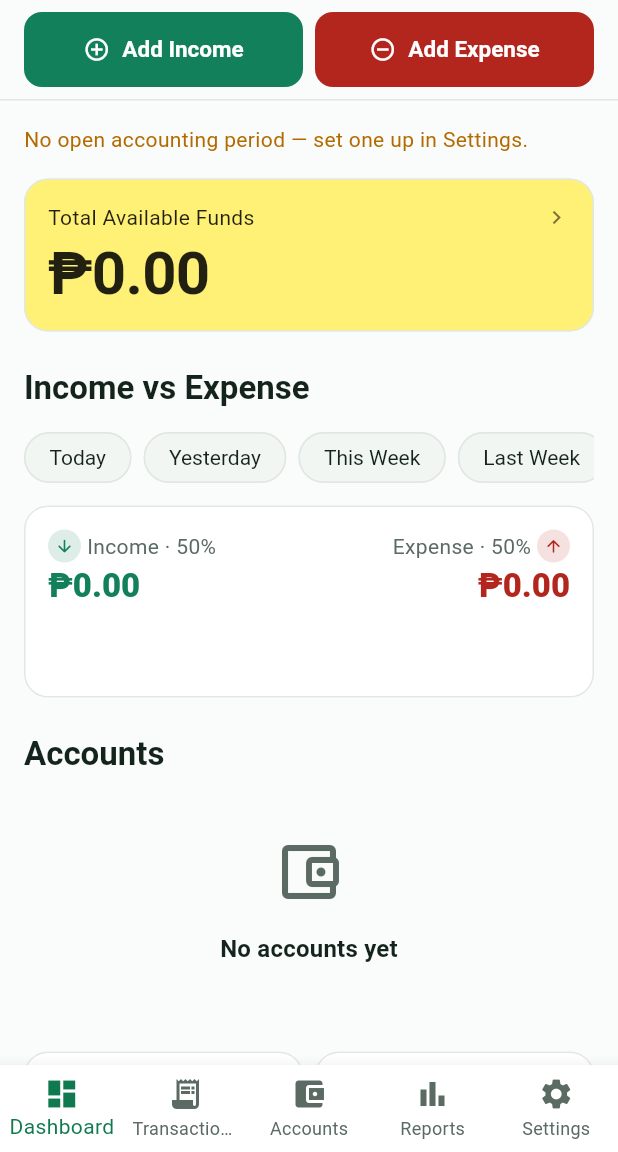
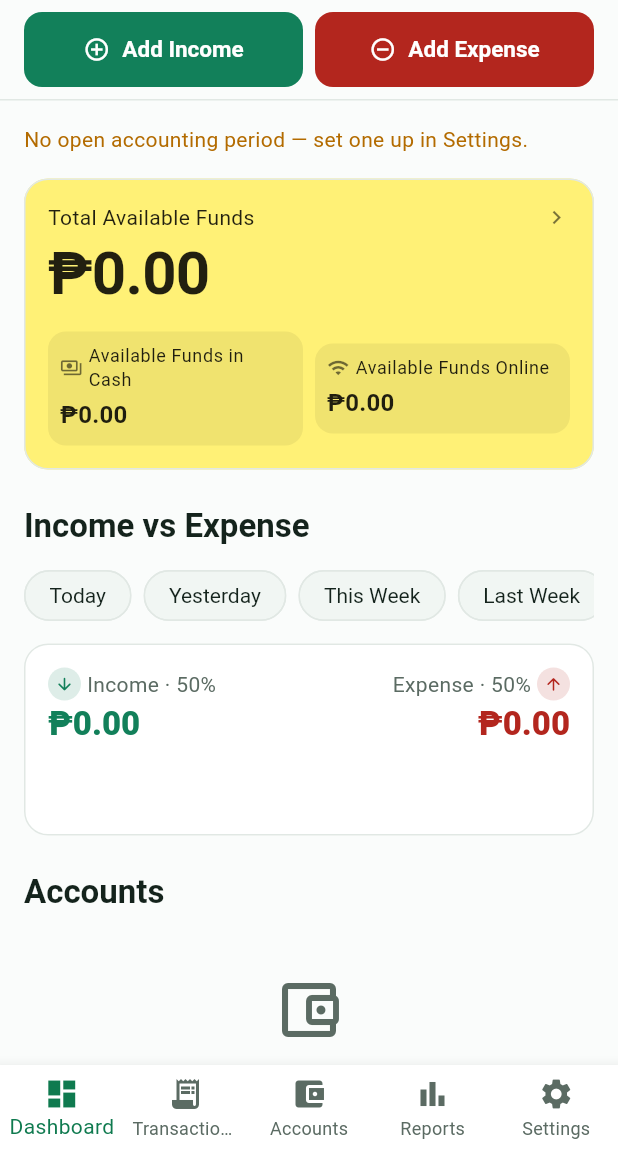
Before and after one commit to Eph0714/MiarhPen, a Flutter app: the DashboardScreen screen opened by its route, on a phone screen of 412 x 824 dp, the part 84-1236 px from its top. Run offline on Flutter 3.47's test engine with Material 3 defaults, Android fonts, the phone set to English and light mode, and no system bars; our stand-ins replace csv, file_picker, flutter_local_notifications, flutter_riverpod, flutter_secure_storage, flutter_timezone and 9 more; missing offline and left inert: bcrypt, excel, mysql1; accounts and stored records are empty; network calls fail.

Commit message:
Solid account colors, full text, and a Cash/Online funds split
Accounts buttons: switched from a subtle color wash to each
account's color as a solid fill (icon avatar, name, and balance all
in white on top), and dropped the maxLines/ellipsis truncation on
both the name and balance so every account reads in full. Since a
fixed-aspect-ratio GridView can't safely fit arbitrary-length
wrapped text, the Accounts section is now laid out with a
self-sizing Wrap instead -- each tile's height follows its own
content.

Total Available Funds: now sums every active account of every type
(previously excluded credit/debit cards) -- the grand total across
all accounts, per explicit request. Two new buttons sit inside that
same card: "Available Funds in Cash" (cash-type accounts only) and
"Available Funds Online" (everything else -- bank, GCash, Maya,
PayPal, other e-wallets/online payment methods, and debit/credit
cards), which always add back up to the grand total. Tapping Cash
opens the Accounts list filtered to cash; tapping Online opens the
full Accounts list (it spans several account types).

Co-Authored-By: Claude Sonnet 5 <noreply@anthropic.com>

```diff
--- a/lib/core/routing/app_router.dart
+++ b/lib/core/routing/app_router.dart
@@ -479,6 +479,8 @@ final appRouterProvider = Provider<GoRouter>((ref) {
                       context.push('/recurring-payments'),
                   onTotalAvailableFundsTap: () =>
                       context.push('/reports/account'),
+                  onCashFundsTap: () => context.go('/accounts?type=cash'),
+                  onOnlineFundsTap: () => context.go('/accounts'),
                   onAccountStatementTap: (accountId) =>
                       context.push('/accounts/$accountId/statement'),
                 ),
--- a/lib/features/dashboard/presentation/screens/dashboard_screen.dart
+++ b/lib/features/dashboard/presentation/screens/dashboard_screen.dart
@@ -38,6 +38,8 @@ class DashboardScreen extends ConsumerStatefulWidget {
     required this.onViewAccounts,
     required this.onRecurringPayments,
     required this.onTotalAvailableFundsTap,
+    required this.onCashFundsTap,
+    required this.onOnlineFundsTap,
     required this.onAccountStatementTap,
   });
 
@@ -50,8 +52,12 @@ class DashboardScreen extends ConsumerStatefulWidget {
   final VoidCallback onRecurringPayments;
 
   /// Total Available Funds opens the Account Report (the per-account
-  /// breakdown that adds up to that total).
+  /// breakdown that adds up to that total). The Cash / Online split
+  /// buttons inside that card open the Accounts list pre-filtered (Cash)
+  /// or unfiltered (Online spans several account types).
   final VoidCallback onTotalAvailableFundsTap;
+  final VoidCallback onCashFundsTap;
+  final VoidCallback onOnlineFundsTap;
 
   /// Tapping any account button in the "Accounts" section below opens
   /// that account's statement (running-balance ledger + summary).
@@ -162,18 +168,22 @@ class _DashboardScreenState extends ConsumerState<DashboardScreen> {
                       ),
                       const SizedBox(height: AppSpacing.md),
                       AppCard(
-                        onTap: widget.onTotalAvailableFundsTap,
                         color: const Color(0xFFFFF176),
                         child: Column(
                           crossAxisAlignment: CrossAxisAlignment.start,
                           mainAxisSize: MainAxisSize.min,
                           children: [
-                            Row(
-                              mainAxisAlignment: MainAxisAlignment.spaceBetween,
+                            InkWell(
+                              onTap: widget.onTotalAvailableFundsTap,
+                              child: Row(
+                                mainAxisAlignment:
+                                    MainAxisAlignment.spaceBetween,
                                 children: [
                                   Text(
                                     'Total Available Funds',
-                                  style: Theme.of(context).textTheme.bodyMedium
+                                    style: Theme.of(context)
+                                        .textTheme
+                                        .bodyMedium
                                         ?.copyWith(color: Colors.black87),
                                   ),
                                   const Icon(
@@ -183,10 +193,33 @@ class _DashboardScreenState extends ConsumerState<DashboardScreen> {
                                   ),
                                 ],
                               ),
+                            ),
                             const SizedBox(height: AppSpacing.xs),
                             BalanceText(
                               amount: summary.totalAvailableFunds,
                               color: Colors.black87,
+                            ),
+                            const SizedBox(height: AppSpacing.md),
+                            Row(
+                              children: [
+                                Expanded(
+                                  child: _AvailableFundsSplitButton(
+                                    label: 'Available Funds in Cash',
+                                    amount: summary.availableFundsCash,
+                                    icon: Icons.payments_outlined,
+                                    onTap: widget.onCashFundsTap,
+                                  ),
+                                ),
+                                const SizedBox(width: AppSpacing.sm),
+                                Expanded(
+                                  child: _AvailableFundsSplitButton(
+                                    label: 'Available Funds Online',
+                                    amount: summary.availableFundsOnline,
+                                    icon: Icons.wifi_outlined,
+                                    onTap: widget.onOnlineFundsTap,
+                                  ),
+                                ),
+                              ],
                             ),
                           ],
                         ),
@@ -232,21 +265,31 @@ class _DashboardScreenState extends ConsumerState<DashboardScreen> {
                               title: 'No accounts yet',
                             );
                           }
-                          return GridView.count(
-                            crossAxisCount: 2,
-                            shrinkWrap: true,
-                            physics: const NeverScrollableScrollPhysics(),
-                            mainAxisSpacing: AppSpacing.sm,
-                            crossAxisSpacing: AppSpacing.sm,
-                            childAspectRatio: 2.1,
+                          // A self-sizing Wrap, not a fixed-aspect-ratio
+                          // GridView — account names/balances are shown in
+                          // full (no ellipsis), so each tile's height must
+                          // follow its own content instead of every tile
+                          // being forced into the same fixed box.
+                          return LayoutBuilder(
+                            builder: (context, constraints) {
+                              final tileWidth =
+                                  (constraints.maxWidth - AppSpacing.sm) / 2;
+                              return Wrap(
+                                spacing: AppSpacing.sm,
+                                runSpacing: AppSpacing.sm,
                                 children: [
                                   for (final account in accounts)
-                                AccountButtonCard(
+                                    SizedBox(
+                                      width: tileWidth,
+                                      child: AccountButtonCard(
                                         account: account,
-                                  onTap: () =>
-                                      widget.onAccountStatementTap(account.id!),
+                                        onTap: () => widget
+                                            .onAccountStatementTap(account.id!),
+                                      ),
                                     ),
                                 ],
+                              );
+                            },
                           );
                         },
                       ),
@@ -300,6 +343,68 @@ class _DashboardScreenState extends ConsumerState<DashboardScreen> {
   }
 }
 
+/// One of the two split buttons inside the "Total Available Funds" card —
+/// "Available Funds in Cash" and "Available Funds Online" — showing that
+/// slice's total and opening the Accounts list on tap.
+class _AvailableFundsSplitButton extends StatelessWidget {
+  const _AvailableFundsSplitButton({
+    required this.label,
+    required this.amount,
+    required this.icon,
+    required this.onTap,
+  });
+
+  final String label;
+  final double amount;
+  final IconData icon;
+  final VoidCallback onTap;
+
+  @override
+  Widget build(BuildContext context) {
+    return Material(
+      color: Colors.black.withValues(alpha: 0.06),
+      borderRadius: BorderRadius.circular(AppSpacing.buttonRadius),
+      child: InkWell(
+        borderRadius: BorderRadius.circular(AppSpacing.buttonRadius),
+        onTap: onTap,
+        child: Padding(
+          padding: const EdgeInsets.all(AppSpacing.sm),
+          child: Column(
+            crossAxisAlignment: CrossAxisAlignment.start,
+            mainAxisSize: MainAxisSize.min,
+            children: [
+              Row(
+                children: [
+                  Icon(icon, size: 15, color: Colors.black54),
+                  const SizedBox(width: AppSpacing.xs),
+                  Expanded(
+                    child: Text(
+                      label,
+                      style: Theme.of(
+                        context,
+                      ).textTheme.bodySmall?.copyWith(color: Colors.black87),
+                    ),
+                  ),
+                ],
+              ),
+              const SizedBox(height: AppSpacing.xs),
+              Text(
+                CurrencyFormatter.format(amount),
+                maxLines: 1,
+                overflow: TextOverflow.ellipsis,
+                style: Theme.of(context).textTheme.titleMedium?.copyWith(
+                  color: Colors.black87,
+                  fontWeight: FontWeight.w700,
+                ),
+              ),
+            ],
+          ),
+        ),
+      ),
+    );
+  }
+}
+
 /// Simple fallback row for a recent transaction.
 ///
 /// NOTE: `lib/features/transactions/presentation/widgets/transaction_tile.dart`
--- a/pubspec.yaml
+++ b/pubspec.yaml
@@ -16,7 +16,7 @@ publish_to: 'none' # Remove this line if you wish to publish to pub.dev
 # https://developer.apple.com/library/archive/documentation/General/Reference/InfoPlistKeyReference/Articles/CoreFoundationKeys.html
 # In Windows, build-name is used as the major, minor, and patch parts
 # of the product and file versions while build-number is used as the build suffix.
-version: 1.0.17+18
+version: 1.0.18+19
 
 environment:
   sdk: ^3.9.2
```
Also changed, not shown: lib/features/dashboard/application/dashboard_provider.dart (+23 -21 lines), lib/features/dashboard/presentation/widgets/account_button_card.dart (+26 -27 lines). Lines whose indentation alone changed are shown as unchanged.
